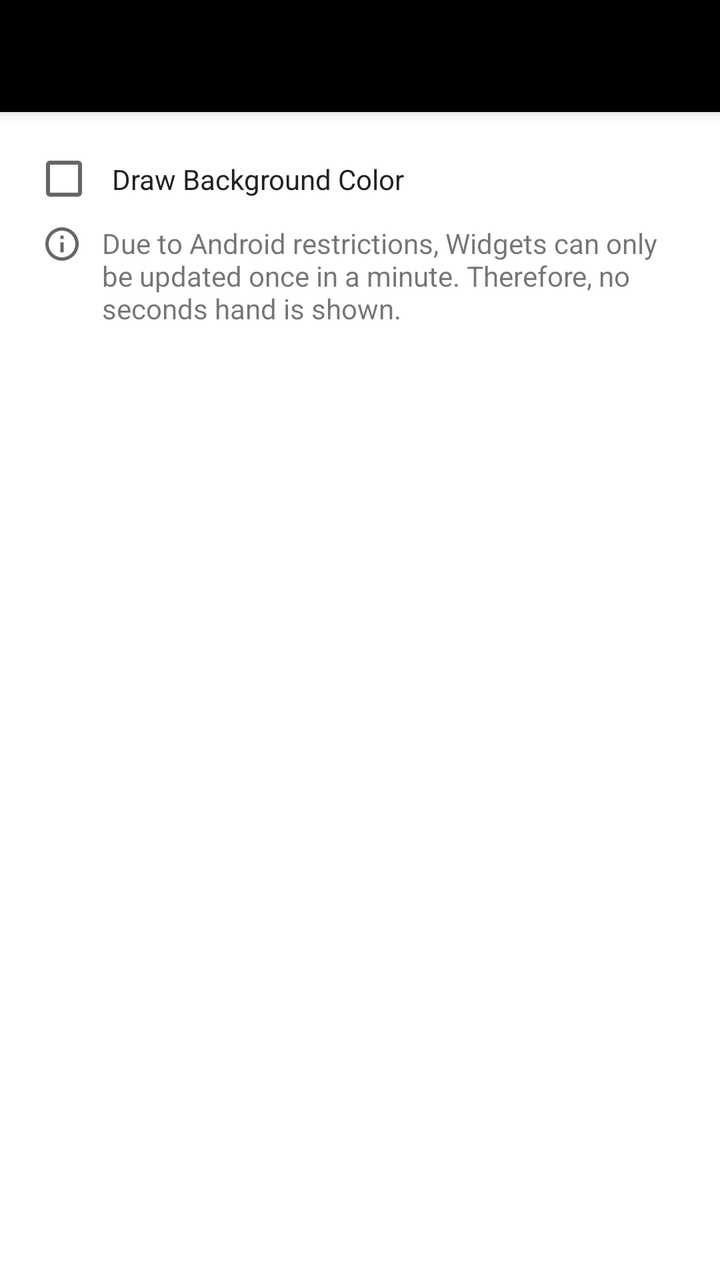
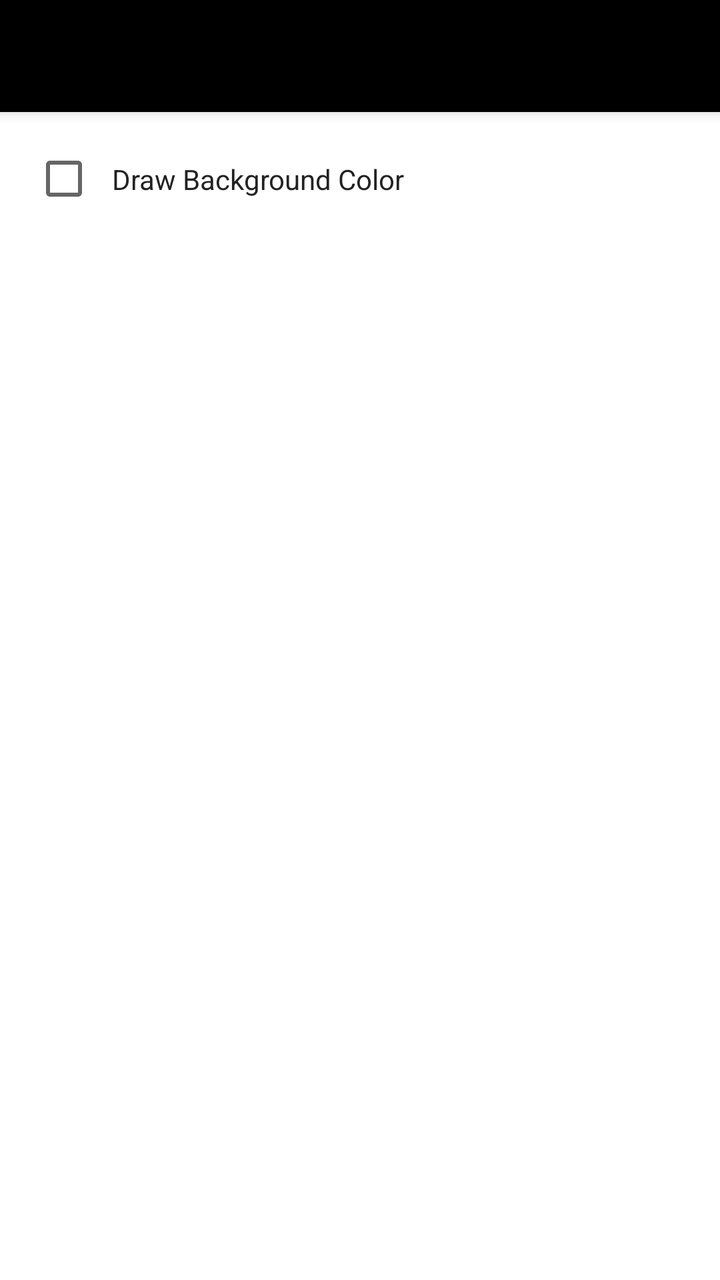

The first picture is an Android layout as it rendered before a commit; the second is the same layout after the commit. The layout source and the unified diff follow.
<!-- AndroidManifest.xml: application theme AppTheme -->
<!-- res/layout/activity_widget_config.xml -->
<?xml version="1.0" encoding="utf-8"?>
<androidx.coordinatorlayout.widget.CoordinatorLayout
    android:id="@+id/settingsMainView"
    xmlns:android="http://schemas.android.com/apk/res/android"
    xmlns:app="http://schemas.android.com/apk/res-auto"
    xmlns:tools="http://schemas.android.com/tools"
    android:layout_width="match_parent"
    android:layout_height="match_parent"
    tools:context=".SettingsActivity">

    <com.google.android.material.appbar.AppBarLayout
        android:layout_width="match_parent"
        android:layout_height="wrap_content"
        android:fitsSystemWindows="true">

        <androidx.appcompat.widget.Toolbar
            android:id="@+id/toolbar"
            android:layout_width="match_parent"
            android:layout_height="?attr/actionBarSize"
            android:theme="@style/ThemeOverlay.AppCompat.Dark.ActionBar" />

    </com.google.android.material.appbar.AppBarLayout>

    <LinearLayout
        android:layout_width="match_parent"
        android:layout_height="match_parent"
        android:orientation="vertical"
        android:padding="16dp"
        app:layout_behavior="@string/appbar_scrolling_view_behavior">

        <CheckBox
            android:id="@+id/checkBoxDrawBackground"
            android:layout_width="match_parent"
            android:layout_height="wrap_content"
            android:padding="8dp"
            android:text="@string/widget_draw_background" />

        <LinearLayout
            android:layout_width="match_parent"
            android:layout_height="match_parent">
            <ImageView
                android:layout_width="30dp"
                android:layout_height="30dp"
                android:padding="5dp"
                app:srcCompat="@drawable/ic_info_24dp" />
            <TextView
                android:layout_width="0dp"
                android:layout_height="wrap_content"
                android:layout_weight="1"
                android:padding="5dp"
                android:text="@string/widget_seconds_hand_note" />
        </LinearLayout>

    </LinearLayout>

</androidx.coordinatorlayout.widget.CoordinatorLayout>
<!-- resources referenced by this layout -->
<resources>
  <!-- drawable ic_info_24dp (drawable) -->
  <vector xmlns:android="http://schemas.android.com/apk/res/android" android:height="24dp" android:tint="?attr/colorControlNormal" android:viewportHeight="24" android:viewportWidth="24" android:width="24dp">
      <path android:fillColor="@android:color/white" android:pathData="M11,7h2v2h-2zM11,11h2v6h-2zM12,2C6.48,2 2,6.48 2,12s4.48,10 10,10 10,-4.48 10,-10S17.52,2 12,2zM12,20c-4.41,0 -8,-3.59 -8,-8s3.59,-8 8,-8 8,3.59 8,8 -3.59,8 -8,8z"/>
  </vector>
  <string name="widget_draw_background">Draw Background Color</string>
  <string name="widget_seconds_hand_note">Due to Android restrictions, Widgets can only be updated once in a minute. Therefore, no seconds hand is shown.</string>
  <style name="AppTheme" parent="BaseAppTheme" />
  <style name="BaseAppTheme" parent="Theme.AppCompat.DayNight">
          
          <item name="colorPrimary">@color/colorPrimary</item>
          <item name="colorPrimaryDark">@color/colorPrimaryDark</item>
          <item name="colorAccent">@color/colorAccent</item>
          <item name="android:colorBackground">@color/colorBackground</item>
  
          
          <item name="checkboxStyle">@style/MyCheckBoxStyle</item>
          <item name="radioButtonStyle">@style/MyRadioButtonStyle</item>
          <item name="seekBarStyle">@style/MySeekBarStyle</item>
          <item name="spinnerStyle">@style/MySpinnerStyle</item>
  
          
          <item name="windowActionBar">false</item>
          <item name="windowNoTitle">true</item>
      </style>
  <color name="colorPrimary">#000</color>
  <color name="colorPrimaryDark">#000</color>
  <color name="colorAccent">#d6575e</color>
  <color name="colorBackground">#FFFFFF</color>
  <style name="MyCheckBoxStyle" parent="Widget.AppCompat.CompoundButton.CheckBox">
          
          <item name="android:textColor">@color/checkbox_text_color</item>
          
          <item name="android:background">@drawable/ripple_bg</item>
      </style>
  <style name="MyRadioButtonStyle" parent="Widget.AppCompat.CompoundButton.RadioButton">
          
          <item name="android:textColor">@color/checkbox_text_color</item>
          
          <item name="android:background">@drawable/ripple_bg</item>
      </style>
  <style name="MySeekBarStyle" parent="Widget.AppCompat.SeekBar">
          
          <item name="android:background">@drawable/ripple_bg</item>
      </style>
  <style name="MySpinnerStyle" parent="Widget.AppCompat.Spinner">
          
          <item name="android:background">?attr/selectableItemBackground</item>
          <item name="android:paddingEnd">25dp</item>
          
          <item name="android:popupBackground">@color/colorBackgroundSecondary</item>
      </style>
  <!-- drawable ripple_bg (drawable) -->
  <?xml version="1.0" encoding="utf-8"?>
  <layer-list xmlns:android="http://schemas.android.com/apk/res/android">
      <item>
          <shape android:shape="rectangle">
              <solid android:color="#00000000" />
          </shape>
      </item>
  </layer-list>
  <color name="colorBackgroundSecondary">#F2F2F2</color>
</resources>

<!-- the commit's change to res/layout/activity_widget_config.xml (unified diff, before → after) -->
@@ -28,6 +28,13 @@
         android:padding="16dp"
         app:layout_behavior="@string/appbar_scrolling_view_behavior">
 
+        <Button
+            android:id="@+id/buttonWidgetExactAlarm"
+            android:layout_width="match_parent"
+            android:layout_height="wrap_content"
+            android:visibility="gone"
+            android:text="@string/widget_allow_exact_updates" />
+
         <CheckBox
             android:id="@+id/checkBoxDrawBackground"
             android:layout_width="match_parent"
@@ -35,22 +42,6 @@
             android:padding="8dp"
             android:text="@string/widget_draw_background" />
 
-        <LinearLayout
-            android:layout_width="match_parent"
-            android:layout_height="match_parent">
-            <ImageView
-                android:layout_width="30dp"
-                android:layout_height="30dp"
-                android:padding="5dp"
-                app:srcCompat="@drawable/ic_info_24dp" />
-            <TextView
-                android:layout_width="0dp"
-                android:layout_height="wrap_content"
-                android:layout_weight="1"
-                android:padding="5dp"
-                android:text="@string/widget_seconds_hand_note" />
-        </LinearLayout>
-
     </LinearLayout>
 
 </androidx.coordinatorlayout.widget.CoordinatorLayout>
<!-- resource entries referenced after the edit -->
@@ -1,11 +1,7 @@
 <!-- resources referenced by this layout -->
 <resources>
-  <!-- drawable ic_info_24dp (drawable) -->
-  <vector xmlns:android="http://schemas.android.com/apk/res/android" android:height="24dp" android:tint="?attr/colorControlNormal" android:viewportHeight="24" android:viewportWidth="24" android:width="24dp">
-      <path android:fillColor="@android:color/white" android:pathData="M11,7h2v2h-2zM11,11h2v6h-2zM12,2C6.48,2 2,6.48 2,12s4.48,10 10,10 10,-4.48 10,-10S17.52,2 12,2zM12,20c-4.41,0 -8,-3.59 -8,-8s3.59,-8 8,-8 8,3.59 8,8 -3.59,8 -8,8z"/>
-  </vector>
+  <string name="widget_allow_exact_updates">Allow precise minute updates</string>
   <string name="widget_draw_background">Draw Background Color</string>
-  <string name="widget_seconds_hand_note">Due to Android restrictions, Widgets can only be updated once in a minute. Therefore, no seconds hand is shown.</string>
   <style name="AppTheme" parent="BaseAppTheme" />
   <style name="BaseAppTheme" parent="Theme.AppCompat.DayNight">
           
